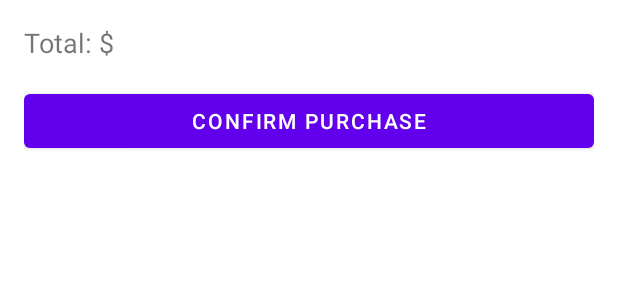
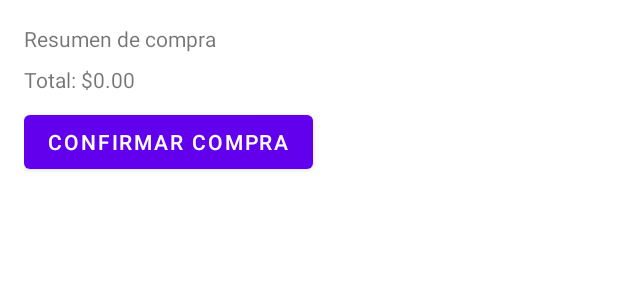
Before and after one commit to SergioHrvas/DSS-P3-MUII, an Android app built with Jetpack Compose: the layout activity_checkout.xml on its own in the app's theme, with its tools: preview values and no code run, on a phone screen of 412 x 824 dp. Shown: the top 300 px of the screen. Run offline under Robolectric (Android 15) with nearby library versions, the phone set to English and light mode, and no system bars.

Commit message:
Hace checkout
Intenta conectar con el servidor

```diff
--- a/P3/app/src/main/java/com/example/myapplication/ApiService.kt
+++ b/P3/app/src/main/java/com/example/myapplication/ApiService.kt
@@ -44,6 +44,8 @@ interface ApiService {
         val sessionId: String,
         val role: String
     )
+    @POST("orders")
+    fun createOrder(@Body orderRequest: OrderRequest): Call<OrderResponse>
 
     @POST("/api/login")
     fun loginUser(
--- a/P3/app/src/main/res/layout/activity_checkout.xml
+++ b/P3/app/src/main/res/layout/activity_checkout.xml
@@ -6,16 +6,29 @@
     android:padding="16dp">
 
     <TextView
-        android:id="@+id/textViewCheckoutTotal"
+        android:id="@+id/textViewSummary"
         android:layout_width="match_parent"
         android:layout_height="wrap_content"
-        android:textSize="18sp"
-        android:text="Total: $" />
+        android:text="Resumen de compra" />
+
+    <TextView
+        android:id="@+id/textViewTotal"
+        android:layout_width="match_parent"
+        android:layout_height="wrap_content"
+        android:text="Total: $0.00"
+        android:paddingVertical="8dp" />
 
     <Button
-        android:id="@+id/buttonConfirmPurchase"
-        android:layout_width="match_parent"
+        android:id="@+id/buttonConfirm"
+        android:layout_width="wrap_content"
         android:layout_height="wrap_content"
-        android:layout_marginTop="16dp"
-        android:text="Confirm Purchase" />
+        android:text="Confirmar Compra" />
+
+    <ProgressBar
+        android:id="@+id/progressBar"
+        android:layout_width="wrap_content"
+        android:layout_height="wrap_content"
+        android:visibility="gone"
+        style="@android:style/Widget.ProgressBar.Large" />
+
 </LinearLayout>
```
Also changed, not shown: P3/app/src/main/java/com/example/myapplication/CartActivity.kt (+8 -3 lines), P3/app/src/main/java/com/example/myapplication/CheckoutActivity.kt (+98 -36 lines), P3/app/src/main/java/com/example/myapplication/Order.kt (added, +12 -0 lines), P3/app/src/main/res/layout/activity_cart.xml (+10 -0 lines).
